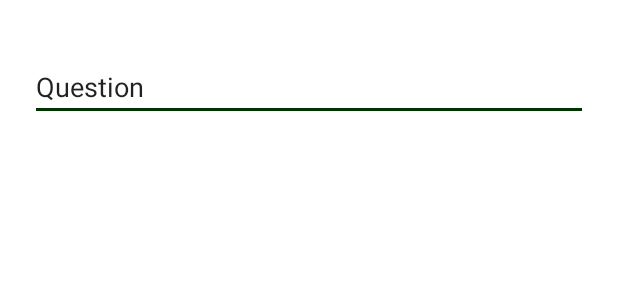
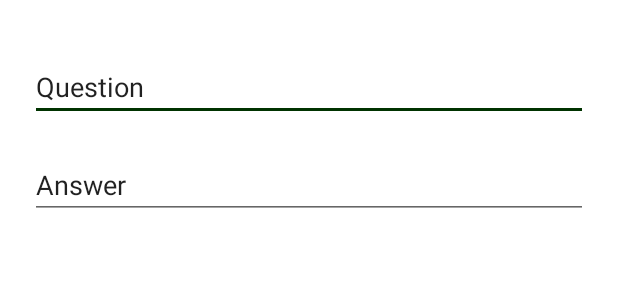
Before and after one commit to KarakatBM/hippocampus, an Android app: the layout add_flashcard_page.xml on its own in the app's theme, with its tools: preview values and no code run, on a phone screen of 412 x 824 dp. Shown: the top 300 px of the screen. Run offline under Robolectric (Android 15) with nearby library versions, the light colour scheme and no system bars.

Commit message:
add_flashcard_layout + EditText Add_answer

```diff
--- a/app/src/main/res/layout/add_flashcard_page.xml
+++ b/app/src/main/res/layout/add_flashcard_page.xml
@@ -17,6 +17,16 @@
         app:layout_constraintStart_toStartOf="parent"
         app:layout_constraintTop_toTopOf="parent"
         />
+    <EditText
+        android:id="@+id/add_answer"
+        android:layout_width="match_parent"
+        android:layout_height="wrap_content"
+        android:layout_margin="20dp"
+        android:inputType="textLongMessage"
+        android:text="Answer"
+        app:layout_constraintTop_toBottomOf="@id/add_question"
+        app:layout_constraintStart_toStartOf="parent"
+        />
 
 
 </androidx.constraintlayout.widget.ConstraintLayout>
```
